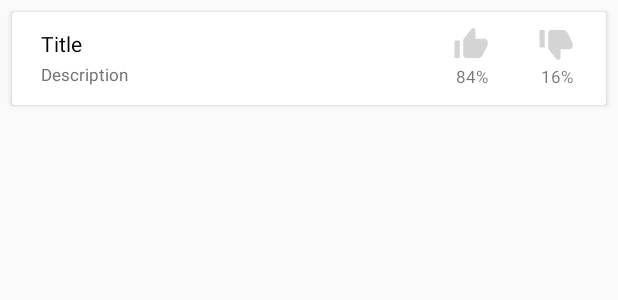
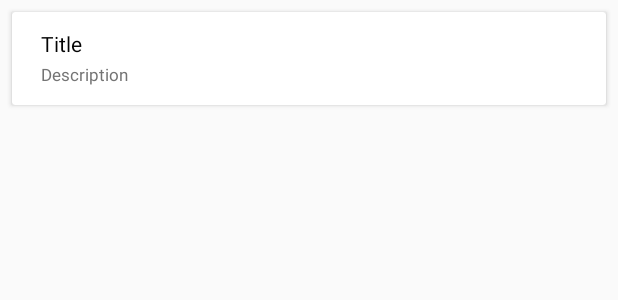
Before and after one commit to magalvao/cardapiojj, an Android app: the layout meal_list_item.xml on its own in the app's theme, with its tools: preview values and no code run, on a phone screen of 412 x 824 dp. Shown: the top 300 px of the screen. Run offline under Robolectric (Android 15) with nearby library versions, the phone set to English and light mode, and no system bars.

Commit message:
hide vote buttons

```diff
--- a/app/src/main/res/layout/meal_list_item.xml
+++ b/app/src/main/res/layout/meal_list_item.xml
@@ -36,10 +36,10 @@
                   android:paddingTop="4dp"
                   android:id="@+id/like"
                   android:background="?attr/selectableItemBackgroundBorderless"
-                  android:orientation="vertical">
+                  android:orientation="vertical" android:visibility="invisible">
         <ImageView android:layout_width="28dp" android:layout_height="28dp"
                    android:layout_gravity="center_horizontal"
-                   android:src="@drawable/like" />
+                   android:src="@drawable/like"  />
         <TextView android:layout_width="match_parent" android:layout_height="wrap_content"
                   android:gravity="center_horizontal"
                   android:id="@+id/meal_likes"
@@ -53,7 +53,7 @@
                   android:id="@+id/dislike"
                   android:background="?attr/selectableItemBackgroundBorderless"
                   android:layout_gravity="center"
-                  android:orientation="vertical">
+                  android:orientation="vertical" android:visibility="invisible">
         <ImageView android:layout_width="28dp" android:layout_height="28dp"
                    android:layout_gravity="center_horizontal" android:scaleY="-1"
                    android:src="@drawable/like"/>
```
